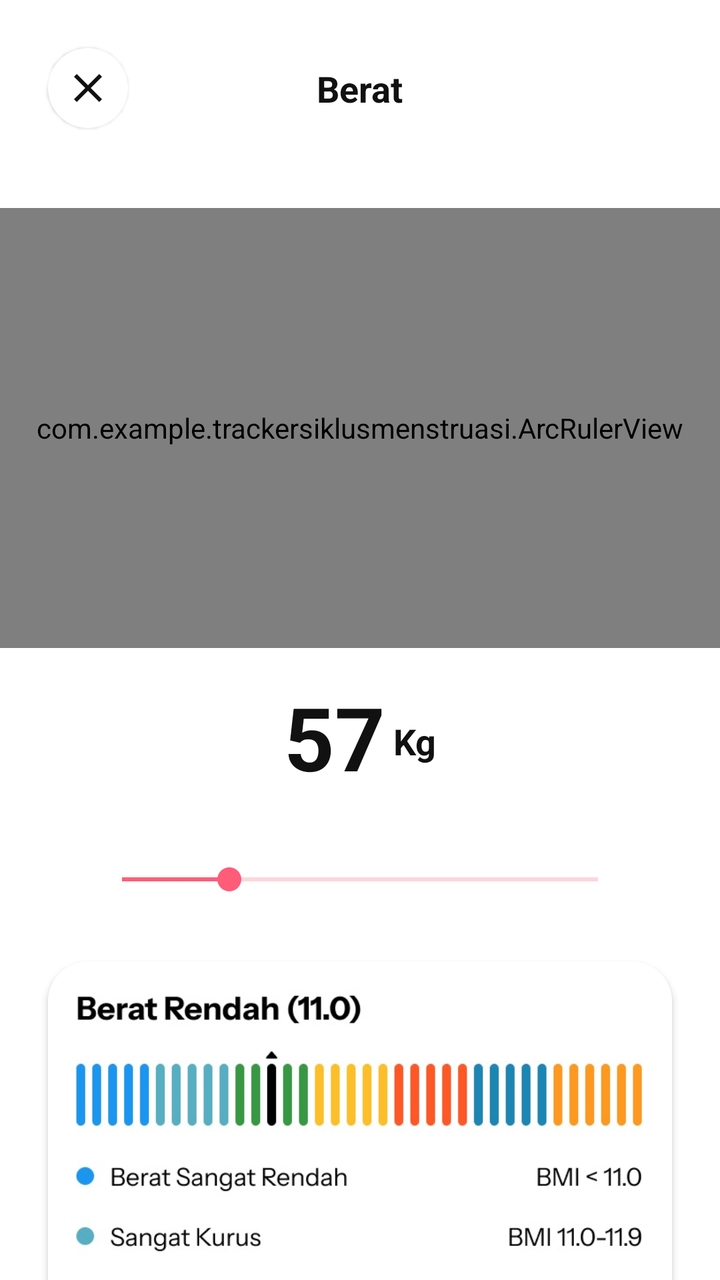
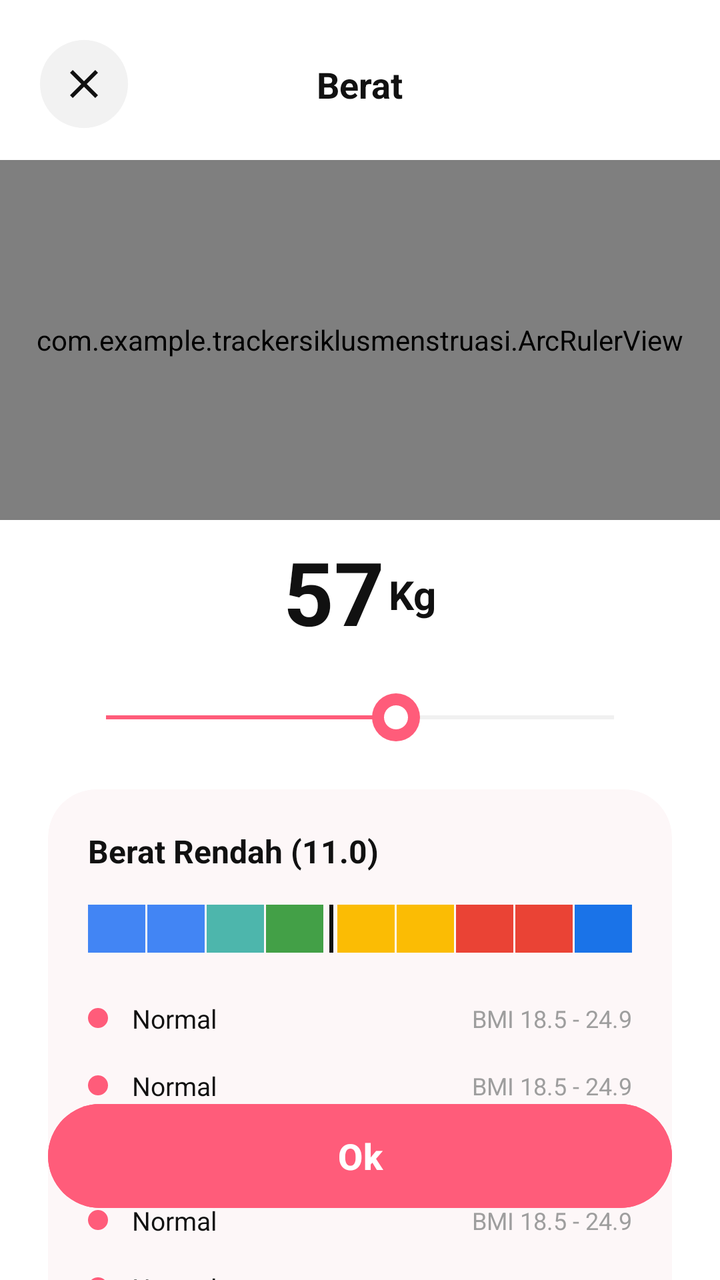

Before-and-after screenshots of an Android layout around one commit, followed by the original layout XML and the change that was made.
<!-- AndroidManifest.xml: application theme Theme.TrackerSiklusMenstruasi -->
<!-- res/layout/activity_weight_entry.xml -->
<?xml version="1.0" encoding="utf-8"?>
<androidx.constraintlayout.widget.ConstraintLayout xmlns:android="http://schemas.android.com/apk/res/android"
    xmlns:app="http://schemas.android.com/apk/res-auto"
    android:layout_width="match_parent"
    android:layout_height="match_parent"
    android:background="@color/white">

    <ImageButton
        android:id="@+id/btnClose"
        android:layout_width="40dp"
        android:layout_height="40dp"
        android:layout_marginStart="24dp"
        android:layout_marginTop="24dp"
        android:background="@drawable/bg_circle_white"
        android:elevation="1dp"
        android:src="@drawable/ic_close"
        app:layout_constraintStart_toStartOf="parent"
        app:layout_constraintTop_toTopOf="parent"
        app:tint="@color/black"
        android:contentDescription="Close" />

    <TextView
        android:layout_width="wrap_content"
        android:layout_height="wrap_content"
        android:text="Berat"
        android:textColor="@color/black"
        android:textSize="18sp"
        android:textStyle="bold"
        app:layout_constraintBottom_toBottomOf="@id/btnClose"
        app:layout_constraintEnd_toEndOf="parent"
        app:layout_constraintStart_toStartOf="parent"
        app:layout_constraintTop_toTopOf="@id/btnClose" />

    <com.example.trackersiklusmenstruasi.ArcRulerView
        android:id="@+id/arcRulerView"
        android:layout_width="match_parent"
        android:layout_height="220dp"
        android:layout_marginTop="40dp"
        app:layout_constraintTop_toBottomOf="@id/btnClose" />

    <LinearLayout
        android:id="@+id/weightDisplay"
        android:layout_width="wrap_content"
        android:layout_height="wrap_content"
        android:layout_marginTop="16dp"
        android:orientation="horizontal"
        android:gravity="bottom"
        app:layout_constraintEnd_toEndOf="parent"
        app:layout_constraintStart_toStartOf="parent"
        app:layout_constraintTop_toBottomOf="@id/arcRulerView">
        <TextView
            android:id="@+id/tvWeightValue"
            android:layout_width="wrap_content"
            android:layout_height="wrap_content"
            android:text="57"
            android:textColor="@color/black"
            android:textSize="44sp"
            android:textStyle="bold" />
        <TextView
            android:layout_width="wrap_content"
            android:layout_height="wrap_content"
            android:text="Kg"
            android:textColor="@color/black"
            android:textSize="18sp"
            android:layout_marginBottom="8dp"
            android:layout_marginStart="4dp"
            android:textStyle="bold" />
    </LinearLayout>

    <SeekBar
        android:id="@+id/weightSeekBar"
        android:layout_width="0dp"
        android:layout_height="wrap_content"
        android:layout_marginTop="32dp"
        android:max="150"
        android:min="30"
        android:progress="57"
        android:progressTint="@color/pink_main"
        android:thumbTint="@color/pink_main"
        app:layout_constraintEnd_toEndOf="parent"
        app:layout_constraintStart_toStartOf="parent"
        app:layout_constraintTop_toBottomOf="@id/weightDisplay"
        app:layout_constraintWidth_percent="0.75" />

    <androidx.cardview.widget.CardView
        android:id="@+id/infoCard"
        android:layout_width="match_parent"
        android:layout_height="wrap_content"
        android:layout_marginHorizontal="24dp"
        android:layout_marginTop="32dp"
        app:cardCornerRadius="20dp"
        app:cardElevation="2dp"
        app:layout_constraintTop_toBottomOf="@id/weightSeekBar">

        <ImageView
            android:layout_width="match_parent"
            android:layout_height="wrap_content"
            android:adjustViewBounds="true"
            android:src="@drawable/img_bmi_chart"
            android:scaleType="fitCenter"
            android:contentDescription="BMI Info Chart" />

    </androidx.cardview.widget.CardView>

    <Button
        android:id="@+id/btnOk"
        android:layout_width="match_parent"
        android:layout_height="56dp"
        android:layout_marginHorizontal="24dp"
        android:layout_marginBottom="24dp"
        android:background="@drawable/bg_button_pink"
        android:text="Ok"
        android:textAllCaps="false"
        android:textColor="@android:color/white"
        android:textStyle="bold"
        app:backgroundTint="@color/pink_main"
        app:layout_constraintBottom_toBottomOf="parent" />

</androidx.constraintlayout.widget.ConstraintLayout>
<!-- resources referenced by this layout -->
<resources>
  <color name="black">#111111</color>
  <color name="pink_main">#FF5C7A</color>
  <color name="white">#FFFFFF</color>
  <!-- drawable bg_button_pink (drawable) -->
  <?xml version="1.0" encoding="utf-8"?>
  <ripple xmlns:android="http://schemas.android.com/apk/res/android"
      android:color="#40FFFFFF">
      <item>
          <shape android:shape="rectangle">
              <solid android:color="@color/pink_main" />
              <corners android:radius="30dp" />
          </shape>
      </item>
  </ripple>
  <!-- drawable bg_circle_white (drawable) -->
  <?xml version="1.0" encoding="utf-8"?>
  <shape xmlns:android="http://schemas.android.com/apk/res/android"
      android:shape="oval">
      <solid android:color="@color/white" />
  </shape>
  <!-- drawable ic_close (drawable) -->
  <vector xmlns:android="http://schemas.android.com/apk/res/android"
      android:width="24dp"
      android:height="24dp"
      android:viewportWidth="24"
      android:viewportHeight="24">
      <path
          android:fillColor="#000000"
          android:pathData="M19,6.41L17.59,5L12,10.59L6.41,5L5,6.41L10.59,12L5,17.59L6.41,19L12,13.41L17.59,19L19,17.59L13.41,12L19,6.41Z" />
  </vector>
  <!-- drawable img_bmi_chart: png bitmap (drawable, 73404 bytes) -->
  <style name="Theme.TrackerSiklusMenstruasi" parent="Base.Theme.TrackerSiklusMenstruasi">
          
          <item name="android:editTextColor">@color/pink_main</item>
          <item name="android:textColorPrimary">@color/pink_main</item>
      </style>
  <style name="Base.Theme.TrackerSiklusMenstruasi" parent="Theme.Material3.DayNight.NoActionBar">
          
          <item name="colorPrimary">@color/pink_main</item>
          <item name="colorControlNormal">@color/pink_main</item>
      </style>
</resources>

<!-- the commit's change to res/layout/activity_weight_entry.xml (unified diff, before → after) -->
@@ -1,48 +1,57 @@
 <?xml version="1.0" encoding="utf-8"?>
 <androidx.constraintlayout.widget.ConstraintLayout xmlns:android="http://schemas.android.com/apk/res/android"
     xmlns:app="http://schemas.android.com/apk/res-auto"
+    xmlns:tools="http://schemas.android.com/tools"
     android:layout_width="match_parent"
     android:layout_height="match_parent"
     android:background="@color/white">
 
-    <ImageButton
-        android:id="@+id/btnClose"
-        android:layout_width="40dp"
-        android:layout_height="40dp"
-        android:layout_marginStart="24dp"
-        android:layout_marginTop="24dp"
-        android:background="@drawable/bg_circle_white"
-        android:elevation="1dp"
-        android:src="@drawable/ic_close"
-        app:layout_constraintStart_toStartOf="parent"
-        app:layout_constraintTop_toTopOf="parent"
-        app:tint="@color/black"
-        android:contentDescription="Close" />
-
-    <TextView
-        android:layout_width="wrap_content"
-        android:layout_height="wrap_content"
-        android:text="Berat"
-        android:textColor="@color/black"
-        android:textSize="18sp"
-        android:textStyle="bold"
-        app:layout_constraintBottom_toBottomOf="@id/btnClose"
-        app:layout_constraintEnd_toEndOf="parent"
-        app:layout_constraintStart_toStartOf="parent"
-        app:layout_constraintTop_toTopOf="@id/btnClose" />
-
+    
+    <androidx.constraintlayout.widget.ConstraintLayout
+        android:id="@+id/header"
+        android:layout_width="match_parent"
+        android:layout_height="wrap_content"
+        android:paddingHorizontal="20dp"
+        android:paddingTop="20dp"
+        app:layout_constraintTop_toTopOf="parent">
+
+        <ImageButton
+            android:id="@+id/btnClose"
+            android:layout_width="44dp"
+            android:layout_height="44dp"
+            android:background="@drawable/bg_circle_button"
+            android:src="@drawable/ic_close"
+            app:layout_constraintStart_toStartOf="parent"
+            app:layout_constraintTop_toTopOf="parent"
+            app:tint="@color/black" />
+
+        <TextView
+            android:layout_width="wrap_content"
+            android:layout_height="wrap_content"
+            android:text="Berat"
+            android:textColor="@color/black"
+            android:textSize="18sp"
+            android:textStyle="bold"
+            app:layout_constraintBottom_toBottomOf="@id/btnClose"
+            app:layout_constraintEnd_toEndOf="parent"
+            app:layout_constraintStart_toStartOf="parent"
+            app:layout_constraintTop_toTopOf="@id/btnClose" />
+    </androidx.constraintlayout.widget.ConstraintLayout>
+
+    
     <com.example.trackersiklusmenstruasi.ArcRulerView
         android:id="@+id/arcRulerView"
         android:layout_width="match_parent"
-        android:layout_height="220dp"
-        android:layout_marginTop="40dp"
-        app:layout_constraintTop_toBottomOf="@id/btnClose" />
-
+        android:layout_height="180dp"
+        android:layout_marginTop="16dp"
+        app:layout_constraintTop_toBottomOf="@id/header" />
+
+    
     <LinearLayout
         android:id="@+id/weightDisplay"
         android:layout_width="wrap_content"
         android:layout_height="wrap_content"
-        android:layout_marginTop="16dp"
+        android:layout_marginTop="8dp"
         android:orientation="horizontal"
         android:gravity="bottom"
         app:layout_constraintEnd_toEndOf="parent"
@@ -61,59 +70,138 @@
             android:layout_height="wrap_content"
             android:text="Kg"
             android:textColor="@color/black"
-            android:textSize="18sp"
+            android:textSize="20sp"
             android:layout_marginBottom="8dp"
-            android:layout_marginStart="4dp"
+            android:layout_marginStart="2dp"
             android:textStyle="bold" />
     </LinearLayout>
 
+    
     <SeekBar
         android:id="@+id/weightSeekBar"
         android:layout_width="0dp"
         android:layout_height="wrap_content"
-        android:layout_marginTop="32dp"
-        android:max="150"
-        android:min="30"
+        android:layout_marginTop="20dp"
+        android:max="100"
         android:progress="57"
-        android:progressTint="@color/pink_main"
-        android:thumbTint="@color/pink_main"
+        android:progressDrawable="@drawable/seekbar_track_pink"
+        android:thumb="@drawable/seekbar_thumb_pink"
+        android:splitTrack="false"
         app:layout_constraintEnd_toEndOf="parent"
         app:layout_constraintStart_toStartOf="parent"
         app:layout_constraintTop_toBottomOf="@id/weightDisplay"
-        app:layout_constraintWidth_percent="0.75" />
-
+        app:layout_constraintWidth_percent="0.8" />
+
+    
     <androidx.cardview.widget.CardView
-        android:id="@+id/infoCard"
         android:layout_width="match_parent"
         android:layout_height="wrap_content"
         android:layout_marginHorizontal="24dp"
-        android:layout_marginTop="32dp"
-        app:cardCornerRadius="20dp"
-        app:cardElevation="2dp"
+        android:layout_marginTop="24dp"
+        app:cardCornerRadius="24dp"
+        app:cardElevation="0dp"
+        app:cardBackgroundColor="#FDF7F8"
         app:layout_constraintTop_toBottomOf="@id/weightSeekBar">
 
-        <ImageView
+        <LinearLayout
             android:layout_width="match_parent"
             android:layout_height="wrap_content"
-            android:adjustViewBounds="true"
-            android:src="@drawable/img_bmi_chart"
-            android:scaleType="fitCenter"
-            android:contentDescription="BMI Info Chart" />
-
+            android:orientation="vertical"
+            android:padding="20dp">
+
+            <TextView
+                android:layout_width="wrap_content"
+                android:layout_height="wrap_content"
+                android:text="Berat Rendah (11.0)"
+                android:textColor="@color/black"
+                android:textSize="16sp"
+                android:textStyle="bold" />
+
+            
+            <LinearLayout
+                android:layout_width="match_parent"
+                android:layout_height="24dp"
+                android:layout_marginTop="16dp"
+                android:orientation="horizontal"
+                android:gravity="center_vertical">
+                
+                <View android:layout_width="0dp" android:layout_height="match_parent" android:layout_weight="1" android:background="#4285F4" android:layout_marginEnd="1dp" />
+                <View android:layout_width="0dp" android:layout_height="match_parent" android:layout_weight="1" android:background="#4285F4" android:layout_marginEnd="1dp" />
+                <View android:layout_width="0dp" android:layout_height="match_parent" android:layout_weight="1" android:background="#4DB6AC" android:layout_marginEnd="1dp" />
+                <View android:layout_width="0dp" android:layout_height="match_parent" android:layout_weight="1" android:background="#43A047" android:layout_marginEnd="1dp" />
+                <View android:layout_width="2dp" android:layout_height="30dp" android:background="@color/black" android:layout_marginHorizontal="2dp" />
+                <View android:layout_width="0dp" android:layout_height="match_parent" android:layout_weight="1" android:background="#FBBC04" android:layout_marginEnd="1dp" />
+                <View android:layout_width="0dp" android:layout_height="match_parent" android:layout_weight="1" android:background="#FBBC04" android:layout_marginEnd="1dp" />
+                <View android:layout_width="0dp" android:layout_height="match_parent" android:layout_weight="1" android:background="#EA4335" android:layout_marginEnd="1dp" />
+                <View android:layout_width="0dp" android:layout_height="match_parent" android:layout_weight="1" android:background="#EA4335" android:layout_marginEnd="1dp" />
+                <View android:layout_width="0dp" android:layout_height="match_parent" android:layout_weight="1" android:background="#1A73E8" />
+            </LinearLayout>
+
+            <LinearLayout
+                android:layout_width="match_parent"
+                android:layout_height="wrap_content"
+                android:layout_marginTop="16dp"
+                android:orientation="vertical">
+                <include layout="@layout/item_bmi_status" android:id="@+id/bmi1" />
+                <include layout="@layout/item_bmi_status" android:id="@+id/bmi2" />
+                <include layout="@layout/item_bmi_status" android:id="@+id/bmi3" />
+                <include layout="@layout/item_bmi_status" android:id="@+id/bmi4" />
+                <include layout="@layout/item_bmi_status" android:id="@+id/bmi5" />
+                <include layout="@layout/item_bmi_status" android:id="@+id/bmi6" />
+            </LinearLayout>
+
+        </LinearLayout>
     </androidx.cardview.widget.CardView>
 
     <Button
         android:id="@+id/btnOk"
         android:layout_width="match_parent"
-        android:layout_height="56dp"
+        android:layout_height="60dp"
         android:layout_marginHorizontal="24dp"
-        android:layout_marginBottom="24dp"
-        android:background="@drawable/bg_button_pink"
+        android:layout_marginBottom="32dp"
+        android:backgroundTint="@color/pink_main"
         android:text="Ok"
         android:textAllCaps="false"
-        android:textColor="@android:color/white"
+        android:textColor="@color/white"
+        android:textSize="18sp"
         android:textStyle="bold"
-        app:backgroundTint="@color/pink_main"
+        app:cornerRadius="30dp"
         app:layout_constraintBottom_toBottomOf="parent" />
 
 </androidx.constraintlayout.widget.ConstraintLayout>
+<!-- res/layout/item_bmi_status.xml (included above) -->
+<?xml version="1.0" encoding="utf-8"?>
+<RelativeLayout xmlns:android="http://schemas.android.com/apk/res/android"
+    android:layout_width="match_parent"
+    android:layout_height="wrap_content"
+    android:paddingVertical="8dp">
+
+    <View
+        android:id="@+id/vDot"
+        android:layout_width="10dp"
+        android:layout_height="10dp"
+        android:layout_centerVertical="true"
+        android:background="@drawable/bg_circle_pink" />
+
+    <TextView
+        android:id="@+id/tvLabel"
+        android:layout_width="wrap_content"
+        android:layout_height="wrap_content"
+        android:layout_marginStart="12dp"
+        android:layout_toEndOf="@id/vDot"
+        android:layout_centerVertical="true"
+        android:text="Normal"
+        android:textColor="@color/black"
+        android:textSize="13sp" />
+
+    <TextView
+        android:id="@+id/tvRange"
+        android:layout_width="wrap_content"
+        android:layout_height="wrap_content"
+        android:layout_alignParentEnd="true"
+        android:layout_centerVertical="true"
+        android:text="BMI 18.5 - 24.9"
+        android:textColor="@color/gray"
+        android:textSize="12sp" />
+
+</RelativeLayout>
<!-- resource entries referenced after the edit -->
@@ -1,24 +1,20 @@
 <!-- resources referenced by this layout -->
 <resources>
   <color name="black">#111111</color>
+  <color name="gray">#9E9E9E</color>
   <color name="pink_main">#FF5C7A</color>
   <color name="white">#FFFFFF</color>
-  <!-- drawable bg_button_pink (drawable) -->
-  <?xml version="1.0" encoding="utf-8"?>
-  <ripple xmlns:android="http://schemas.android.com/apk/res/android"
-      android:color="#40FFFFFF">
-      <item>
-          <shape android:shape="rectangle">
-              <solid android:color="@color/pink_main" />
-              <corners android:radius="30dp" />
-          </shape>
-      </item>
-  </ripple>
-  <!-- drawable bg_circle_white (drawable) -->
+  <!-- drawable bg_circle_button (drawable) -->
   <?xml version="1.0" encoding="utf-8"?>
   <shape xmlns:android="http://schemas.android.com/apk/res/android"
       android:shape="oval">
-      <solid android:color="@color/white" />
+      <solid android:color="#F2F2F2" />
+  </shape>
+  <!-- drawable bg_circle_pink (drawable) -->
+  <?xml version="1.0" encoding="utf-8"?>
+  <shape xmlns:android="http://schemas.android.com/apk/res/android"
+      android:shape="oval">
+      <solid android:color="@color/pink_main" />
   </shape>
   <!-- drawable ic_close (drawable) -->
   <vector xmlns:android="http://schemas.android.com/apk/res/android"
@@ -30,11 +26,45 @@
           android:fillColor="#000000"
           android:pathData="M19,6.41L17.59,5L12,10.59L6.41,5L5,6.41L10.59,12L5,17.59L6.41,19L12,13.41L17.59,19L19,17.59L13.41,12L19,6.41Z" />
   </vector>
-  <!-- drawable img_bmi_chart: png bitmap (drawable, 73404 bytes) -->
+  <!-- drawable seekbar_thumb_pink (drawable) -->
+  <?xml version="1.0" encoding="utf-8"?>
+  <layer-list xmlns:android="http://schemas.android.com/apk/res/android">
+      <item>
+          <shape android:shape="oval">
+              <size android:width="24dp" android:height="24dp" />
+              <solid android:color="@color/pink_main" />
+          </shape>
+      </item>
+      <item android:top="6dp" android:left="6dp" android:right="6dp" android:bottom="6dp">
+          <shape android:shape="oval">
+              <solid android:color="@color/white" />
+          </shape>
+      </item>
+  </layer-list>
+  <!-- drawable seekbar_track_pink (drawable) -->
+  <?xml version="1.0" encoding="utf-8"?>
+  <layer-list xmlns:android="http://schemas.android.com/apk/res/android">
+      <item android:id="@android:id/background">
+          <shape android:shape="line">
+              <stroke android:width="2dp" android:color="#F0F0F0" />
+          </shape>
+      </item>
+      <item android:id="@android:id/progress">
+          <clip>
+              <shape android:shape="line">
+                  <stroke android:width="2dp" android:color="@color/pink_main" />
+              </shape>
+          </clip>
+      </item>
+  </layer-list>
   <style name="Theme.TrackerSiklusMenstruasi" parent="Base.Theme.TrackerSiklusMenstruasi">
           
           <item name="android:editTextColor">@color/pink_main</item>
           <item name="android:textColorPrimary">@color/pink_main</item>
+          <item name="android:navigationBarColor">@android:color/transparent</item>
+          <item name="android:windowTranslucentNavigation">true</item>
+          <item name="android:statusBarColor">@android:color/transparent</item>
+          <item name="android:windowLightStatusBar">true</item>
       </style>
   <style name="Base.Theme.TrackerSiklusMenstruasi" parent="Theme.Material3.DayNight.NoActionBar">
           
